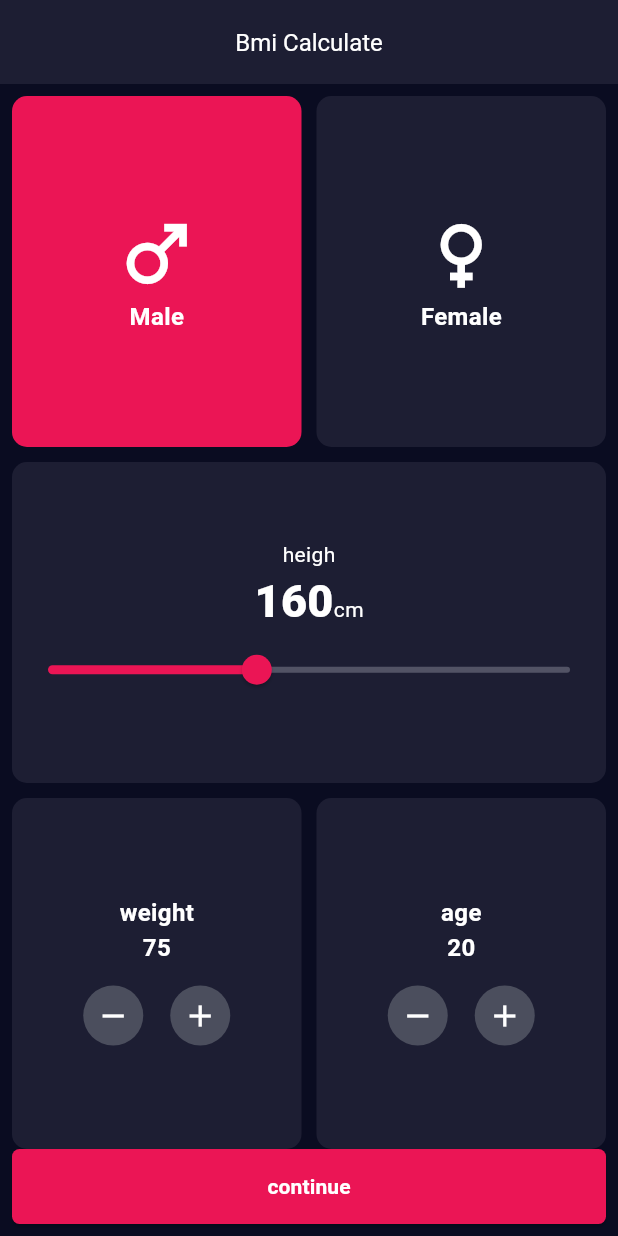
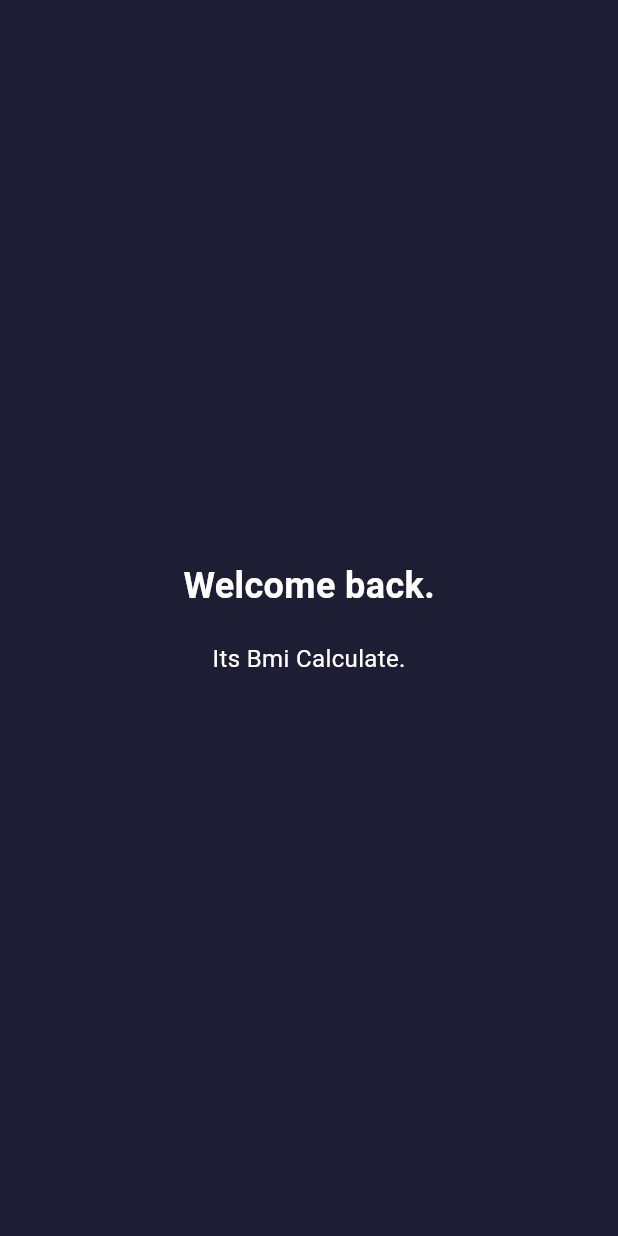
Before and after one commit to MM123r/bmi_calculator, a Flutter app: the first screen one second after launch, on a phone screen of 412 x 824 dp. Run offline on Flutter 3.47's test engine with Material 3 defaults, Android fonts, the phone set to English and light mode, and no system bars.

Commit message:
final commit

```diff
--- a/lib/home_screen.dart
+++ b/lib/home_screen.dart
@@ -1,6 +1,7 @@
 // ignore_for_file: use_key_in_widget_constructors, prefer_const_constructors, prefer_const_literals_to_create_immutables
 
 
+import 'package:bmi_calculator/utils/colors.dart';
 import 'package:bmi_calculator/widgets/buttom_screen1.dart';
 import 'package:flutter/material.dart';
 
@@ -23,7 +24,7 @@ class _HomeScreenState extends State<HomeScreen> {
       //appbar title
       appBar: AppBar(
         backgroundColor: Color(0xff1d1e33),
-
+          leading:Text("") ,
         //titel
         title: Center(
           child: Text(
@@ -56,7 +57,7 @@ class _HomeScreenState extends State<HomeScreen> {
                       child: Container(
                         decoration: BoxDecoration(
                           color:
-                              (ismale) ? Color(0xffeb1555) : Color(0xff1d1e33),
+                              (ismale) ? AppColor.redColor : AppColor.primaryColor,
                           borderRadius: BorderRadius.circular(10),
                         ),
                         child: Center(
@@ -98,7 +99,7 @@ class _HomeScreenState extends State<HomeScreen> {
                       child: Container(
                         decoration: BoxDecoration(
                           color:
-                              (ismale) ? Color(0xff1d1e33) : Color(0xffeb1555),
+                              (ismale) ? AppColor.primaryColor: AppColor.redColor,
                           borderRadius: BorderRadius.circular(10),
                         ),
                         child: Center(
@@ -134,7 +135,7 @@ class _HomeScreenState extends State<HomeScreen> {
                 width: double.infinity,
                 margin: EdgeInsets.symmetric(vertical: 10),
                 decoration: BoxDecoration(
-                  color: Color(0xff1d1e33), //0xff1d1e33
+                  color: AppColor.primaryColor, //0xff1d1e33
                   borderRadius: BorderRadius.circular(10),
                 ),
                 child: Center(
@@ -171,7 +172,7 @@ class _HomeScreenState extends State<HomeScreen> {
                         value: heigh.toDouble(),
                         max: 220,
                         min: 120,
-                        activeColor: Color(0xffeb1555),
+                        activeColor: AppColor.redColor,
                         inactiveColor: Color(0xff525365),
                         onChanged: (value) {
                           setState(() {
@@ -193,7 +194,7 @@ class _HomeScreenState extends State<HomeScreen> {
                   Expanded(
                     child: Container(
                       decoration: BoxDecoration(
-                        color: Color(0xff1d1e33),
+                        color: AppColor.primaryColor,
                         borderRadius: BorderRadius.circular(10),
                       ),
                       child: Center(
--- /dev/null
+++ b/lib/intro/splash_screen.dart
@@ -0,0 +1,52 @@
+import 'package:bmi_calculator/home_screen.dart';
+import 'package:bmi_calculator/utils/colors.dart';
+import 'package:flutter/material.dart';
+
+class SplashScreen extends StatefulWidget {
+  @override
+  State<SplashScreen> createState() => _SplashScreenState();
+}
+
+class _SplashScreenState extends State<SplashScreen> {
+  void initState() {
+    super.initState();
+    Future.delayed(const Duration(seconds: 4), () {
+      Navigator.push(
+          context,
+          MaterialPageRoute(
+            builder: (context) => HomeScreen(),
+          ));
+    });
+  }
+
+  @override
+  Widget build(BuildContext context) {
+    return const Scaffold(
+      backgroundColor: AppColor.primaryColor,
+      body: Center(
+        child: Column(
+          mainAxisAlignment: MainAxisAlignment.center,
+          children: [
+            Text(
+              "Welcome back.",
+              style: TextStyle(
+                color: AppColor.whiteColor,
+                fontSize: 24,
+                fontWeight: FontWeight.bold
+              ),
+            ),
+            SizedBox(height: 20,),
+             Text(
+              "It\s Bmi Calculate.",
+              style: TextStyle(
+                color: AppColor.whiteColor,
+                fontSize: 16,
+                fontWeight: FontWeight.normal
+              ),
+            ),
+          ],
+        ),
+      ),
+    );
+  }
+}
--- a/lib/main.dart
+++ b/lib/main.dart
@@ -1,6 +1,5 @@
 // ignore_for_file: prefer_const_constructors
-
-import 'package:bmi_calculator/home_screen.dart';
+import 'package:bmi_calculator/intro/splash_screen.dart';
 import 'package:flutter/material.dart';
 
 void main() {
@@ -14,7 +13,7 @@ class MainApp extends StatelessWidget {
   Widget build(BuildContext context) {
     return  MaterialApp(
       debugShowCheckedModeBanner: false,
-      home: HomeScreen(),
+      home: SplashScreen(),
     );
   }
 }
--- a/lib/result_screen.dart
+++ b/lib/result_screen.dart
@@ -1,5 +1,6 @@
 // ignore_for_file: prefer_const_constructors, prefer_const_literals_to_create_immutables
 
+import 'package:bmi_calculator/utils/colors.dart';
 import 'package:bmi_calculator/widgets/buttom_screen2.dart';
 import 'package:flutter/material.dart';
 
@@ -132,7 +133,7 @@ class Result_screen extends StatelessWidget {
 
                        num_re.toStringAsFixed(2),
                         style: TextStyle(
-                          color: Colors.white,
+                          color: AppColor.whiteColor,
                           fontSize: 25,
                         ),
                       ),
@@ -144,7 +145,7 @@ class Result_screen extends StatelessWidget {
 
                       "this is the result",
                         style: TextStyle(
-                          color: Colors.white,
+                          color: AppColor.whiteColor,
                           fontSize: 25,
                         ),
                       ),
--- /dev/null
+++ b/lib/utils/colors.dart
@@ -0,0 +1,7 @@
+import 'package:flutter/material.dart';
+
+class AppColor {
+  static const Color primaryColor = Color(0xff1d1e33);
+  static const Color redColor =Color(0xffeb1555) ;
+  static const Color whiteColor =Color(0xffFFFFFF) ;
+}
```
Also changed, not shown: lib/widgets/buttom_screen2.dart (+8 -3 lines).
